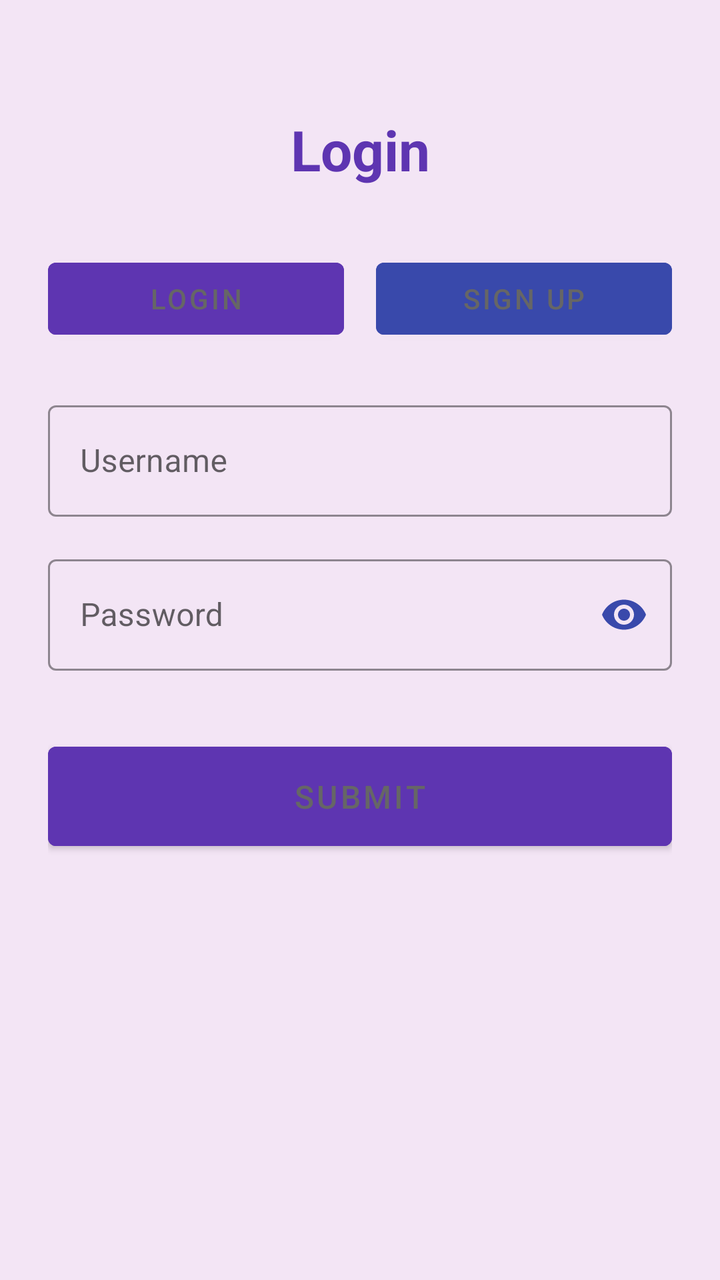
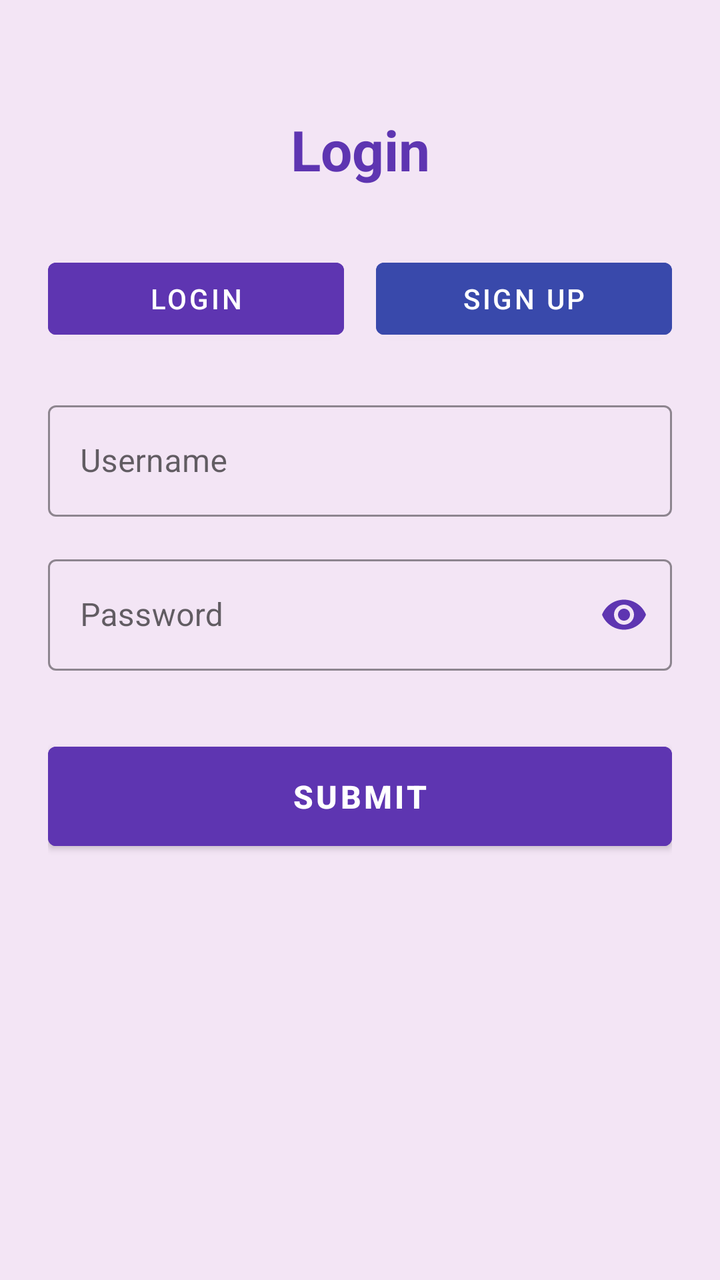

The first picture is an Android layout as it rendered before a commit; the second is the same layout after the commit. The layout source and the unified diff follow.
<!-- AndroidManifest.xml: application theme Theme.BookRecommender -->
<!-- res/layout/activity_auth.xml -->
<?xml version="1.0" encoding="utf-8"?>
<ScrollView xmlns:android="http://schemas.android.com/apk/res/android"
    xmlns:app="http://schemas.android.com/apk/res-auto"
    android:layout_width="match_parent"
    android:layout_height="match_parent"
    android:background="@color/soft_purple"
    android:fillViewport="true">

    <LinearLayout
        android:layout_width="match_parent"
        android:layout_height="wrap_content"
        android:orientation="vertical"
        android:padding="24dp">

        <TextView
            android:id="@+id/tvTitle"
            android:layout_width="match_parent"
            android:layout_height="wrap_content"
            android:text="Login"
            android:textSize="28sp"
            android:textStyle="bold"
            android:textColor="@color/primary_purple"
            android:gravity="center"
            android:layout_marginTop="32dp"
            android:layout_marginBottom="32dp" />

        <LinearLayout
            android:layout_width="match_parent"
            android:layout_height="wrap_content"
            android:orientation="horizontal"
            android:layout_marginBottom="24dp">

            <Button
                android:id="@+id/btnLogin"
                android:layout_width="0dp"
                android:layout_weight="1"
                android:layout_height="wrap_content"
                android:text="Login"
                android:backgroundTint="@color/primary_purple"
                android:textColor="@color/gray_text"
                android:layout_marginEnd="8dp" />

            <Button
                android:id="@+id/btnSignup"
                android:layout_width="0dp"
                android:layout_weight="1"
                android:layout_height="wrap_content"
                android:text="Sign Up"
                android:backgroundTint="@color/primary_blue"
                android:textColor="@color/gray_text"
                android:layout_marginStart="8dp" />
        </LinearLayout>

        <com.google.android.material.textfield.TextInputLayout
            android:id="@+id/tilUsername"
            style="@style/Widget.MaterialComponents.TextInputLayout.OutlinedBox"
            android:layout_width="match_parent"
            android:layout_height="wrap_content"
            android:hint="Username"
            android:layout_marginBottom="16dp"
            app:boxStrokeColor="@color/primary_purple"
            app:hintTextColor="@color/primary_purple">

            <com.google.android.material.textfield.TextInputEditText
                android:id="@+id/etUsername"
                android:layout_width="match_parent"
                android:layout_height="wrap_content"
                android:inputType="text"
                android:maxLines="1" />

        </com.google.android.material.textfield.TextInputLayout>

        <com.google.android.material.textfield.TextInputLayout
            android:id="@+id/tilPassword"
            style="@style/Widget.MaterialComponents.TextInputLayout.OutlinedBox"
            android:layout_width="match_parent"
            android:layout_height="wrap_content"
            android:hint="Password"
            android:layout_marginBottom="32dp"
            app:boxStrokeColor="@color/primary_purple"
            app:hintTextColor="@color/primary_purple"
            app:endIconMode="password_toggle"
            app:endIconTint="@color/primary_blue">

            <com.google.android.material.textfield.TextInputEditText
                android:id="@+id/etPassword"
                android:layout_width="match_parent"
                android:layout_height="wrap_content"
                android:inputType="textPassword"
                android:maxLines="1" />

        </com.google.android.material.textfield.TextInputLayout>

        <Button
            android:id="@+id/btnSubmit"
            android:layout_width="match_parent"
            android:layout_height="wrap_content"
            android:text="Submit"
            android:textSize="16sp"
            android:padding="14dp"
            android:backgroundTint="@color/primary_purple"
            android:textColor="@color/gray_text" />

        <ProgressBar
            android:id="@+id/progressBar"
            android:layout_width="wrap_content"
            android:layout_height="wrap_content"
            android:layout_gravity="center"
            android:visibility="gone"
            android:indeterminateTint="@color/primary_purple"
            android:layout_marginTop="16dp" />

    </LinearLayout>
</ScrollView>
<!-- resources referenced by this layout -->
<resources>
  <color name="gray_text">#666666</color>
  <color name="primary_blue">#3949AB</color>
  <color name="primary_purple">#5E35B1</color>
  <color name="soft_purple">#F3E5F5</color>
  <style name="Theme.BookRecommender" parent="Theme.MaterialComponents.DayNight.NoActionBar">
          
          <item name="colorPrimary">@color/primary_purple</item>
          <item name="colorPrimaryVariant">@color/primary_blue</item>
          <item name="colorOnPrimary">@color/white</item>
          
          <item name="colorSecondary">@color/primary_blue</item>
          <item name="colorSecondaryVariant">@color/primary_purple</item>
          <item name="colorOnSecondary">@color/white</item>
          
          <item name="android:statusBarColor" tools:targetApi="l">@color/primary_purple</item>
          
      </style>
  <color name="white">#FFFFFFFF</color>
</resources>

<!-- the commit's change to res/layout/activity_auth.xml (unified diff, before → after) -->
@@ -37,7 +37,7 @@
                 android:layout_height="wrap_content"
                 android:text="Login"
                 android:backgroundTint="@color/primary_purple"
-                android:textColor="@color/gray_text"
+                android:textColor="@color/white"
                 android:layout_marginEnd="8dp" />
 
             <Button
@@ -47,7 +47,7 @@
                 android:layout_height="wrap_content"
                 android:text="Sign Up"
                 android:backgroundTint="@color/primary_blue"
-                android:textColor="@color/gray_text"
+                android:textColor="@color/white"
                 android:layout_marginStart="8dp" />
         </LinearLayout>
 
@@ -58,14 +58,18 @@
             android:layout_height="wrap_content"
             android:hint="Username"
             android:layout_marginBottom="16dp"
+            android:textColor="@color/primary_purple"
             app:boxStrokeColor="@color/primary_purple"
-            app:hintTextColor="@color/primary_purple">
+            app:hintTextColor="@color/primary_purple"
+            app:startIconTint="@color/primary_purple">
 
             <com.google.android.material.textfield.TextInputEditText
                 android:id="@+id/etUsername"
                 android:layout_width="match_parent"
                 android:layout_height="wrap_content"
                 android:inputType="text"
+                android:textColor="@color/black"
+                android:textColorHint="#8A8A8A"
                 android:maxLines="1" />
 
         </com.google.android.material.textfield.TextInputLayout>
@@ -80,13 +84,17 @@
             app:boxStrokeColor="@color/primary_purple"
             app:hintTextColor="@color/primary_purple"
             app:endIconMode="password_toggle"
-            app:endIconTint="@color/primary_blue">
+            android:textColor="@color/primary_purple"
+            app:endIconTint="@color/primary_purple"
+            app:startIconTint="@color/primary_purple">
 
             <com.google.android.material.textfield.TextInputEditText
                 android:id="@+id/etPassword"
                 android:layout_width="match_parent"
                 android:layout_height="wrap_content"
                 android:inputType="textPassword"
+                android:textColor="@color/black"
+                android:textColorHint="#120628"
                 android:maxLines="1" />
 
         </com.google.android.material.textfield.TextInputLayout>
@@ -97,9 +105,10 @@
             android:layout_height="wrap_content"
             android:text="Submit"
             android:textSize="16sp"
+            android:textStyle="bold"
             android:padding="14dp"
             android:backgroundTint="@color/primary_purple"
-            android:textColor="@color/gray_text" />
+            android:textColor="@color/white" />
 
         <ProgressBar
             android:id="@+id/progressBar"
<!-- resource entries referenced after the edit -->
@@ -1,6 +1,6 @@
 <!-- resources referenced by this layout -->
 <resources>
-  <color name="gray_text">#666666</color>
+  <color name="black">#FF000000</color>
   <color name="primary_blue">#3949AB</color>
   <color name="primary_purple">#5E35B1</color>
   <color name="soft_purple">#F3E5F5</color>
